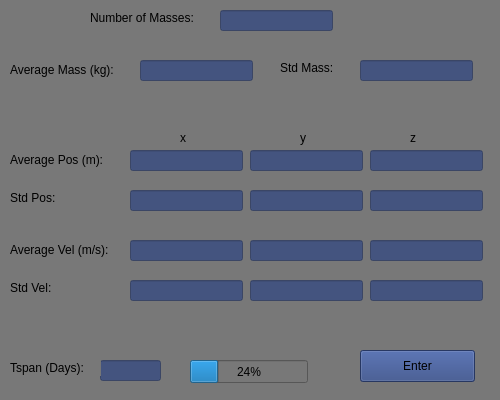
This is gui/nbodysimPopup.ui in kaseyfrench/nBodySimulator as Qt 5 draws it before an edit. The edited form follows.
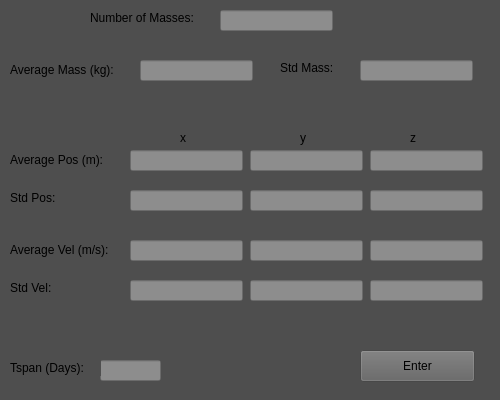
This is the edited form.

Commit message: Created orbiting system class Created colliding System Butto which saves file of two colliding sysytemsn Cleaned up code a little

The edit to the form file:
```diff
--- a/gui/nbodysimPopup.ui
+++ b/gui/nbodysimPopup.ui
@@ -22,15 +22,15 @@
   <property name="styleSheet">
    <string notr="true">QWidget{
 	
-	background-color: rgba(120, 120, 120, 245);
+	background-color: rgba(78, 78, 78, 245);
 }
 QLineEdit{
 	
-	background-color: rgba(45, 68, 130, 179);
+	background-color: rgba(168, 168, 168, 179);
 }
 QPushButton{
 	
-	background-color: rgba(45, 68, 130, 230);
+	background-color: rgba(98, 98, 98, 230);
 }</string>
   </property>
   <widget class="QLineEdit" name="nParticleBox">
@@ -42,12 +42,6 @@
      <height>21</height>
     </rect>
    </property>
-   <property name="styleSheet">
-    <string notr="true">QLineEdit{
-	
-	background-color: rgba(45, 68, 130, 179);
-}</string>
-   </property>
   </widget>
   <widget class="QLineEdit" name="stdMassBox">
    <property name="geometry">
@@ -58,12 +52,6 @@
      <height>21</height>
     </rect>
    </property>
-   <property name="styleSheet">
-    <string notr="true">QLineEdit{
-	
-	background-color: rgba(45, 68, 130, 179);
-}</string>
-   </property>
   </widget>
   <widget class="QLineEdit" name="xmeanPosBox">
    <property name="geometry">
@@ -74,12 +62,6 @@
      <height>21</height>
     </rect>
    </property>
-   <property name="styleSheet">
-    <string notr="true">QLineEdit{
-	
-	background-color: rgba(45, 68, 130, 179);
-}</string>
-   </property>
   </widget>
   <widget class="QLineEdit" name="xstdPosBox">
    <property name="geometry">
@@ -90,12 +72,6 @@
      <height>21</height>
     </rect>
    </property>
-   <property name="styleSheet">
-    <string notr="true">QLineEdit{
-	
-	background-color: rgba(45, 68, 130, 179);
-}</string>
-   </property>
   </widget>
   <widget class="QLineEdit" name="meanMassBox">
    <property name="geometry">
@@ -107,10 +83,7 @@
     </rect>
    </property>
    <property name="styleSheet">
-    <string notr="true">QLineEdit{
-	
-	background-color: rgba(45, 68, 130, 179);
-}</string>
+    <string notr="true"/>
    </property>
   </widget>
   <widget class="QLabel" name="label">
@@ -379,19 +352,6 @@
     <string>z</string>
    </property>
   </widget>
-  <widget class="QProgressBar" name="progBar">
-   <property name="geometry">
-    <rect>
-     <x>190</x>
-     <y>360</y>
-     <width>118</width>
-     <height>23</height>
-    </rect>
-   </property>
-   <property name="value">
-    <number>24</number>
-   </property>
-  </widget>
  </widget>
  <resources/>
  <connections/>
```
The commit also changes 3 other files.
